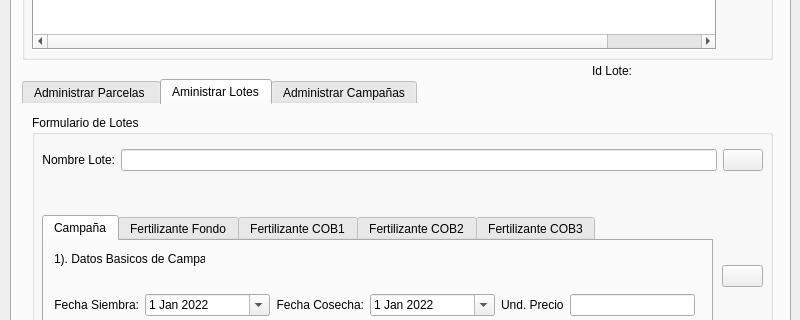
The window that ui/agrae_main.ui (franciscocontreras93/agrae) describes before a commit, drawn with Qt 5; both pictures show x 0 to 800 and y 187 to 507 of the 800 by 600 pixel window.
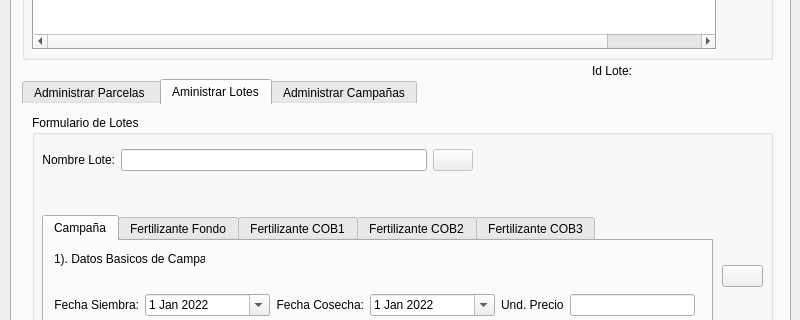
The same window after the commit.

Commit message: added function to load data from exp and cult dialogs

```diff
--- a/ui/agrae_main.ui
+++ b/ui/agrae_main.ui
@@ -1333,7 +1333,7 @@
          <rect>
           <x>10</x>
           <y>20</y>
-          <width>721</width>
+          <width>431</width>
           <height>51</height>
          </rect>
         </property>
@@ -1344,7 +1344,7 @@
          <item row="0" column="8">
           <widget class="QPushButton" name="btn_crear_lote">
            <property name="enabled">
-            <bool>true</bool>
+            <bool>false</bool>
            </property>
            <property name="text">
             <string/>
```
The commit also changes 4 other files.
